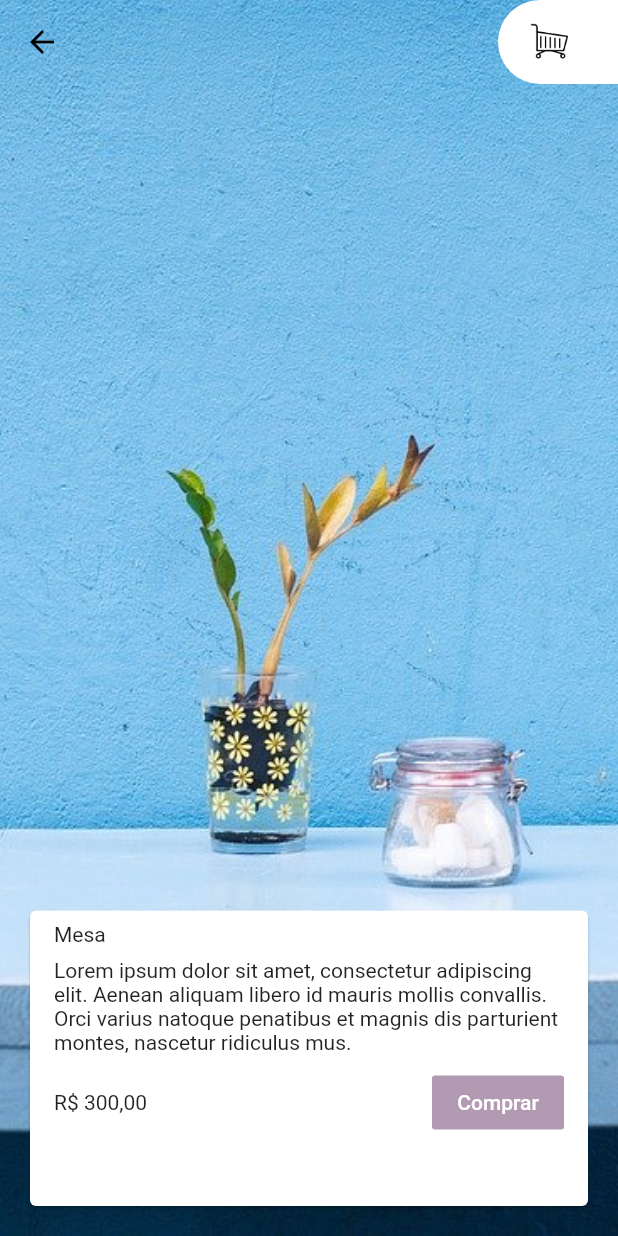
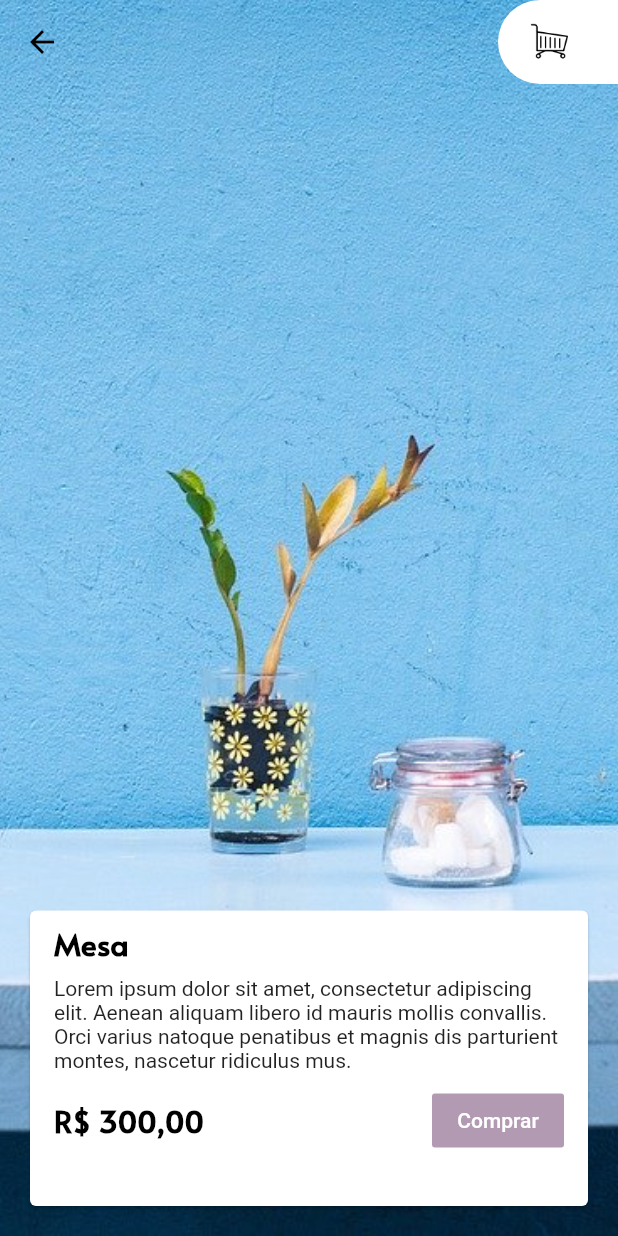
Before and after one commit to Kierico/lojinha_alura, a Flutter app: the screen it shows after launch, after a tap on "Mesa", on a phone screen of 412 x 824 dp. Run offline on Flutter 3.47's test engine with Material 2 defaults, Android fonts, the phone set to English and light mode, and no system bars.

Commit message:
aula 6 video 3

```diff
--- a/lib/main.dart
+++ b/lib/main.dart
@@ -19,6 +19,18 @@ class MyApp extends StatelessWidget {
         title: 'Flutter Demo',
         theme: ThemeData(
           primarySwatch: PaletaCores().lilas,
+          textTheme: TextTheme(
+            headline1: TextStyle(
+                fontSize: 20,
+                fontWeight: FontWeight.bold,
+                fontFamily: 'Alata',
+                color: Colors.black),
+            headline2: TextStyle(
+                fontSize: 20,
+                fontWeight: FontWeight.bold,
+                fontFamily: 'Alata',
+                color: Colors.white),
+          ),
           visualDensity: VisualDensity.adaptivePlatformDensity,
         ),
         home: Inicio());
--- a/lib/widgets/card_detalhes.dart
+++ b/lib/widgets/card_detalhes.dart
@@ -16,7 +16,9 @@ class CardDetalhes extends StatelessWidget {
       child: Column(
         crossAxisAlignment: CrossAxisAlignment.start,
         children: <Widget>[
-          TextoCardDetalhes(texto: movel.titulo),
+          TextoCardDetalhes(
+              texto: movel.titulo,
+              estilo: Theme.of(context).textTheme.headline1),
           TextoCardDetalhes(texto: movel.descricao),
           Container(
             margin: EdgeInsets.only(left: 16, right: 16, bottom: 16, top: 8),
@@ -25,6 +27,7 @@ class CardDetalhes extends StatelessWidget {
               children: <Widget>[
                 Text(
                   formatacaoReais.format(movel.preco),
+                  style: Theme.of(context).textTheme.headline1,
                 ),
                 FlatButton(
                   color: Theme.of(context).primaryColor,
--- a/lib/widgets/texto_card_detalhes.dart
+++ b/lib/widgets/texto_card_detalhes.dart
@@ -2,14 +2,21 @@ import 'package:flutter/material.dart';
 
 class TextoCardDetalhes extends StatelessWidget {
   final String texto;
+  final TextStyle estilo;
 
-  TextoCardDetalhes({this.texto});
+  TextoCardDetalhes({this.texto, this.estilo});
 
   @override
   Widget build(BuildContext context) {
     return Container(
-      margin: EdgeInsets.only(top: 8, left: 16, right: 16),
-      child: Text(texto),
-    );
+        margin: EdgeInsets.only(top: 8, left: 16, right: 16),
+        child: _estilizarTexto(texto));
+  }
+
+  _estilizarTexto(texto) {
+    if (estilo == null) {
+      return Text(texto);
+    }
+    return Text(texto, style: estilo);
   }
 }
--- a/lib/widgets/titulo_elemento_grid_produtos.dart
+++ b/lib/widgets/titulo_elemento_grid_produtos.dart
@@ -9,7 +9,7 @@ class TituloElementoGridProdutos extends StatelessWidget {
   Widget build(BuildContext context) {
     return Positioned(
       bottom: 10,
-      child: Text(titulo),
+      child: Text(titulo, style: Theme.of(context).textTheme.headline2),
     );
   }
 }
```
